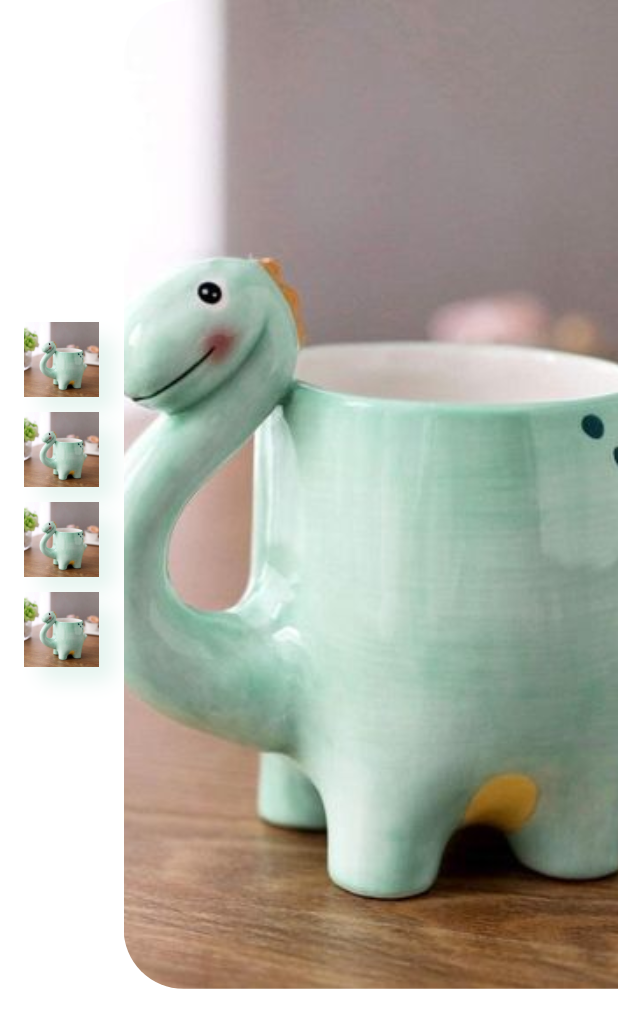
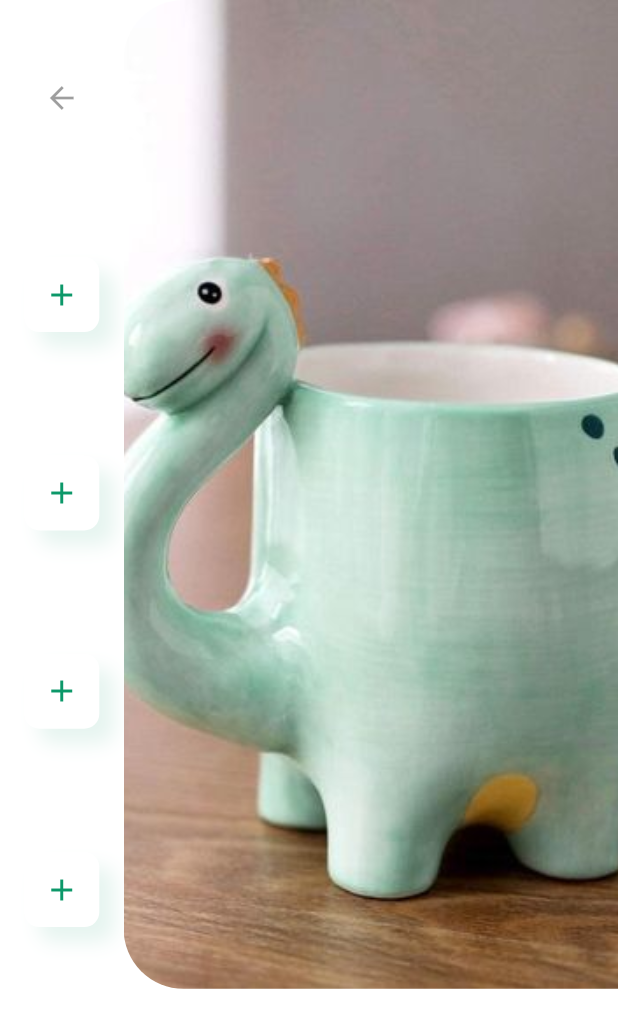
Before and after one commit to SarahGhorbani/flutter_ui, a Flutter app: the DetailsPage screen opened directly, on a phone screen of 412 x 824 dp. Shown: the top 1028 px of the screen. Run offline on Flutter 3.47's test engine with Material 2 defaults, Android fonts, the phone set to English and light mode, and no system bars; our stand-ins replace flutter_svg.

Commit message:
add icons to icon button

```diff
--- a/lib/screens/details/components/icon_button_with_shadow.dart
+++ b/lib/screens/details/components/icon_button_with_shadow.dart
@@ -5,7 +5,7 @@ import 'package:flutter_svg/flutter_svg.dart';
 class IconButtonWithShadow extends StatelessWidget {
   const IconButtonWithShadow({Key? key, required this.color, required this.icon}) : super(key: key);
   final Color color;
-  final String icon;
+  final IconData icon;
   @override
   Widget build(BuildContext context) {
     return InkWell(
@@ -27,7 +27,7 @@ class IconButtonWithShadow extends StatelessWidget {
               //   blurRadius: 50,
               // ),
         ]),
-        child: Image.asset(icon),
+        child: Icon(icon,color: color,),
       ),
     );
   }
--- a/lib/screens/details/details_page.dart
+++ b/lib/screens/details/details_page.dart
@@ -17,27 +17,33 @@ class DetailsPage extends StatelessWidget {
           Row(
             children: [
               Container(
-                width: size.width *0.2,
+                width: size.width * 0.2,
+                height: size.height * 0.8,
                 color: Colors.white,
                 child: Column(
+                  mainAxisAlignment: MainAxisAlignment.spaceAround,
                   children: const [
-                    IconButtonWithShadow(color: primaryColor,
-                    icon: 'assets/images/1.jpg'),
-                    SizedBox(height: 10),
-                    IconButtonWithShadow(color: primaryColor,
-                      icon: 'assets/images/1.jpg',),
-                    SizedBox(height: 10),
-                    IconButtonWithShadow(color: primaryColor,
-                      icon: 'assets/images/1.jpg',),
-                    SizedBox(height: 10),
-                    IconButtonWithShadow(color: primaryColor,
-                      icon: 'assets/images/1.jpg',),
+                    IconButton(onPressed: null, icon: Icon(Icons.arrow_back)),
+                    IconButtonWithShadow(
+                        color: primaryColor, icon: Icons.add),
+                    IconButtonWithShadow(
+                      color: primaryColor,
+                      icon: Icons.add,
+                    ),
+                    IconButtonWithShadow(
+                      color: primaryColor,
+                      icon: Icons.add,
+                    ),
+                    IconButtonWithShadow(
+                      color: primaryColor,
+                      icon: Icons.add,
+                    ),
                   ],
                 ),
               ),
               SizedBox(
-                width:size.width * 0.8 ,
-                height: size.height *0.8,
+                width: size.width * 0.8,
+                height: size.height * 0.8,
                 child: Stack(
                   children: [
                     Positioned(
@@ -45,16 +51,16 @@ class DetailsPage extends StatelessWidget {
                       right: 0,
                       top: 0,
                       bottom: 0,
-                      child:  ClipRRect(
-                      borderRadius: const BorderRadius.only(
-                          topLeft: Radius.circular(40),
-                          bottomLeft: Radius.circular(40)
+                      child: ClipRRect(
+                        borderRadius: const BorderRadius.only(
+                            topLeft: Radius.circular(40),
+                            bottomLeft: Radius.circular(40)),
+                        child: Image.asset(
+                          "assets/images/1.jpg",
+                          fit: BoxFit.cover,
+                        ),
                       ),
-                      child:Image.asset("assets/images/1.jpg",
-                        fit: BoxFit.cover,),
                     ),
-                    ),
-
                   ],
                 ),
               )
```
